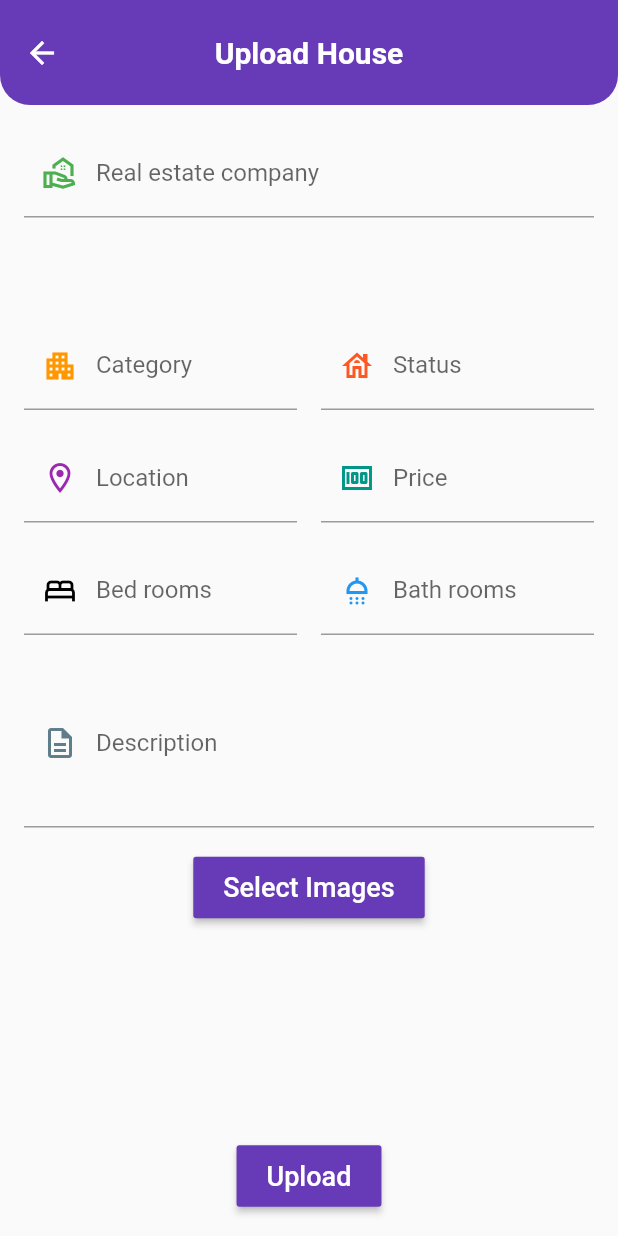
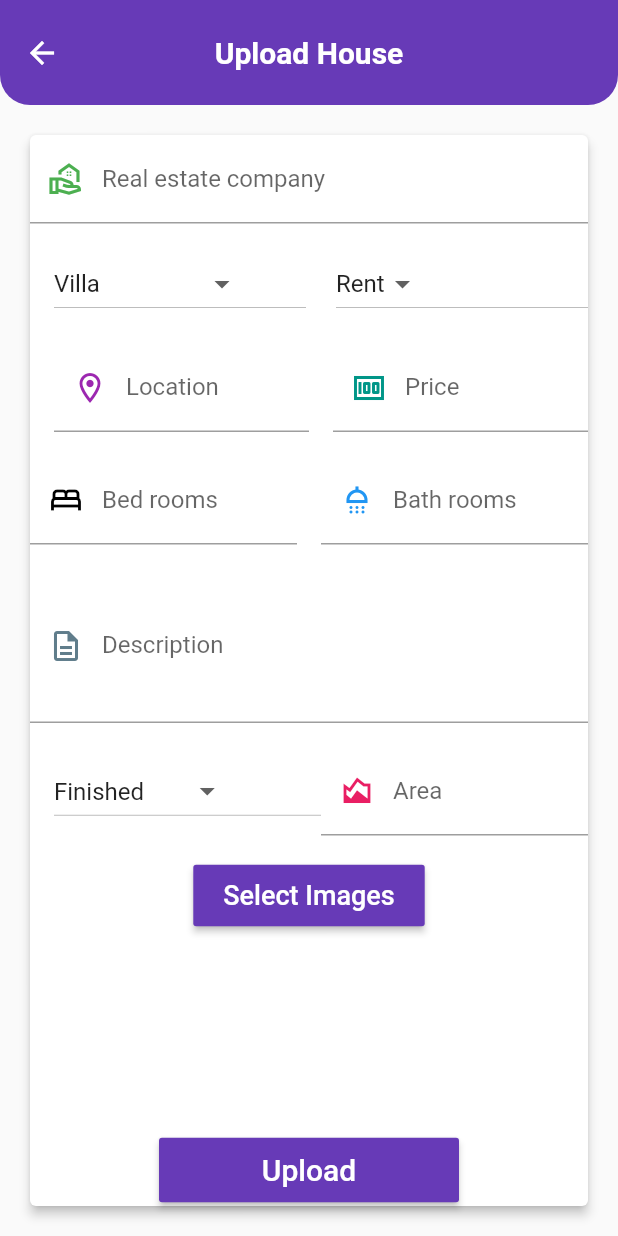
Before and after one commit to Bethelhem6/final-year-project, a Flutter app: the AddHouseScreen screen opened directly, on a phone screen of 412 x 824 dp. Run offline on Flutter 3.47's test engine with Material 2 defaults, Android fonts, the phone set to English and light mode, and no system bars; our stand-ins replace animate_do, cached_network_image, cloud_firestore, dots_indicator, emoji_picker_flutter, firebase_auth and 9 more; missing offline and left inert: flutter_notification_channel; accounts and stored records are empty; network calls fail.

Commit message:
owners portal and upload house modification

```diff
--- a/lib/screens/home/detail_page.dart
+++ b/lib/screens/home/detail_page.dart
@@ -21,12 +21,13 @@ class DetailPage extends StatefulWidget {
     required this.email,
     required this.name,
     required this.ownerImage,
+    required this.area,
   });
   String location;
   String company;
   String status;
   String description;
-
+  int area;
   String dateAdded;
   int price;
   int bedroom;
@@ -209,7 +210,7 @@ class _DetailPageState extends State<DetailPage> {
                     width: 40,
                   ),
                   const VerticalDivider(),
-                  const Text("1000 sq ft.")
+                  Text("${widget.area} sq ft.")
                 ],
               ),
             ),
@@ -258,12 +259,12 @@ class _DetailPageState extends State<DetailPage> {
                     children: [
                       Text(
                         widget.status,
-                        style: const TextStyle(fontSize: 20),
+                        style: const TextStyle(fontSize: 18),
                       ),
                       const SizedBox(
                         height: 5,
                       ),
-                      const Text("Dealing status")
+                      const Text("Status")
                     ],
                   ),
                 ],
@@ -545,7 +546,8 @@ class PhotoScreen extends StatelessWidget {
                 imageBuilder: (context, imageProvider) => PhotoView(
                   imageProvider: imageProvider,
                 ),
-                placeholder: (context, url) => const CircularProgressIndicator(),
+                placeholder: (context, url) =>
+                    const CircularProgressIndicator(),
                 errorWidget: (context, url, error) => const Icon(Icons.error),
               )),
         ),
--- a/lib/screens/home/home_page.dart
+++ b/lib/screens/home/home_page.dart
@@ -4,6 +4,7 @@ import 'package:animate_do/animate_do.dart';
 import 'package:cloud_firestore/cloud_firestore.dart';
 import 'package:dots_indicator/dots_indicator.dart';
 import 'package:final_project/screens/home/view_more.dart';
+import 'package:final_project/screens/my_properties/my_properties.dart';
 import 'package:final_project/screens/review/review_page.dart';
 
 import 'package:firebase_auth/firebase_auth.dart';
@@ -124,7 +125,7 @@ class _HomePageState extends State<HomePage> {
                         MaterialPageRoute(
                           builder: ((context) => const ViewMore(
                                 collection: "houses",
-                                status: "sell",
+                                whatFor: "Sell",
                               )),
                         ));
                   },
@@ -149,7 +150,7 @@ class _HomePageState extends State<HomePage> {
               child: StreamBuilder<QuerySnapshot<Map<String, dynamic>>>(
                 stream: FirebaseFirestore.instance
                     .collection("houses")
-                    .where("status", isEqualTo: "sell")
+                    .where("whatFor", isEqualTo: "Sell")
                     .snapshots(),
                 builder: (context, snapshot) {
                   if (!snapshot.hasData) {
@@ -176,7 +177,7 @@ class _HomePageState extends State<HomePage> {
           StreamBuilder<QuerySnapshot<Map<String, dynamic>>>(
               stream: FirebaseFirestore.instance
                   .collection("houses")
-                  .where("status", isEqualTo: "sell")
+                  .where("whatFor", isEqualTo: "Sell")
                   .snapshots(),
               builder: (context, snapshot) {
                 if (!snapshot.hasData) {
@@ -278,7 +279,7 @@ class _HomePageState extends State<HomePage> {
                       context,
                       MaterialPageRoute(
                         builder: ((context) => const ViewMore(
-                            collection: "houses", status: "rent")),
+                            collection: "houses", whatFor: "Rent")),
                       ));
                 },
                 child: Padding(
@@ -298,7 +299,7 @@ class _HomePageState extends State<HomePage> {
           StreamBuilder<QuerySnapshot<Map<String, dynamic>>>(
               stream: FirebaseFirestore.instance
                   .collection("houses")
-                  .where("status", isEqualTo: "rent")
+                  .where("whatFor", isEqualTo: "Rent")
                   .snapshots(),
               builder: (context, snapshot) {
                 if (!snapshot.hasData) {
@@ -339,6 +340,8 @@ class _HomePageState extends State<HomePage> {
           int bedroom = 0;
           int bathRoom = 0;
           int likes = 0;
+
+          int area = 0;
           String dateAdded = "";
           List imageUrl = [];
           String name = "";
@@ -361,6 +364,7 @@ class _HomePageState extends State<HomePage> {
             dateAdded = doc['dateAdded'];
             imageUrl = doc['imageUrls'];
             ownerImage = doc['ownerImage'];
+            area = doc["area"];
           });
           Navigator.push(
               context,
@@ -378,8 +382,10 @@ class _HomePageState extends State<HomePage> {
                   dateAdded: dateAdded,
                   email: email,
                   ownerImage: ownerImage,
-                    image: imageUrl)),
-          );
+                  image: imageUrl,
+                  area: area,
+                ),
+              ));
         },
         child: Container(
           // padding: const EdgeInsets.only(left: 20),
@@ -469,7 +475,7 @@ class _HomePageState extends State<HomePage> {
             child: StreamBuilder<QuerySnapshot<Map<String, dynamic>>>(
                 stream: FirebaseFirestore.instance
                     .collection("houses")
-                    .where("status", isEqualTo: "sell")
+                    .where("whatFor", isEqualTo: "Sell")
                     .snapshots(),
                 builder: (context, snapshot) {
                   if (!snapshot.hasData) {
@@ -503,7 +509,7 @@ class _HomePageState extends State<HomePage> {
     String name = "";
     String email = "";
     String ownerImage = "";
-
+    int area = 0;
     List image = [];
     return GestureDetector(
       onTap: () {
@@ -522,6 +528,7 @@ class _HomePageState extends State<HomePage> {
           name = data['ownerName'];
           email = data['ownerEmail'];
           ownerImage = data['ownerImage'];
+          area = data["area"];
         });
         print(data['address']);
 
@@ -542,6 +549,7 @@ class _HomePageState extends State<HomePage> {
                     name: name,
                     email: email,
                     ownerImage: ownerImage,
+                    area: area,
                   )),
         );
       },
@@ -737,6 +745,20 @@ class _HomePageState extends State<HomePage> {
             },
           ),
           ListTile(
+            leading: const Icon(Icons.home, color: Colors.deepPurple),
+            title: const Text(
+              ' My properties ',
+              style: TextStyle(fontWeight: FontWeight.normal, fontSize: 16),
+            ),
+            onTap: () {
+              Navigator.push(
+                  context,
+                  MaterialPageRoute(
+                      builder: ((context) => const MyProperties())));
+              // Navigator.pop(context);
+            },
+          ),
+          ListTile(
             leading: const Icon(Icons.message, color: Colors.pink),
             title: const Text(
               ' Contact Users ',
--- a/lib/screens/home/view_more.dart
+++ b/lib/screens/home/view_more.dart
@@ -4,9 +4,9 @@ import 'package:flutter/material.dart';
 
 class ViewMore extends StatefulWidget {
   final String collection;
-  final String status;
+  final String whatFor;
 
-  const ViewMore({Key? key, required this.collection, required this.status})
+  const ViewMore({Key? key, required this.collection, required this.whatFor})
       : super(key: key);
 
   @override
@@ -33,7 +33,7 @@ class _ViewMoreState extends State<ViewMore> {
       body: StreamBuilder<QuerySnapshot<Map<String, dynamic>>>(
           stream: FirebaseFirestore.instance
               .collection(widget.collection)
-              .where("status", isEqualTo: widget.status)
+              .where("whatFor", isEqualTo: widget.whatFor)
               .snapshots(),
           builder: (context, snapshot) {
             if (snapshot.data == null) {
@@ -56,7 +56,7 @@ class _ViewMoreState extends State<ViewMore> {
                       onTap: () {
                         String location = "";
                         String company = '';
-                        String status = '';
+                        String whatFor = '';
                         String description = '';
                         int price = 0;
                         int bedroom = 0;
@@ -67,6 +67,8 @@ class _ViewMoreState extends State<ViewMore> {
                         String name = "";
                         String email = "";
                         String ownerImage = "";
+                        int area = 0;
+                        String status = "";
 
                         setState(() {
                           location = data[index]["address"];
@@ -80,10 +82,12 @@ class _ViewMoreState extends State<ViewMore> {
                           description = data[index]['description'];
                           location = data[index]['address'];
                           price = data[index]['price'];
-                          status = data[index]['status'];
+                          whatFor = data[index]['whatFor'];
                           dateAdded = data[index]['dateAdded'];
                           imageUrl = data[index]['imageUrls'];
                           ownerImage = data[index]['ownerImage'];
+                          area = data[index]["area"];
+                          status = data[index]['status'];
                         });
                         Navigator.push(
                           context,
@@ -101,7 +105,9 @@ class _ViewMoreState extends State<ViewMore> {
                                     dateAdded: dateAdded,
                                     email: email,
                                     ownerImage: ownerImage,
-                                  image: imageUrl)),
+                                    image: imageUrl,
+                                    area: area,
+                                  )),
                         );
                       },
                       child: Container(
--- a/lib/screens/post_property/add_property.dart
+++ b/lib/screens/post_property/add_property.dart
@@ -10,12 +10,15 @@ import 'package:uuid/uuid.dart';
 
 class House {
   final String id;
+  final String whatFor;
   final String address;
   final String companyName;
   final String category;
   final String status;
   final int bedRooms;
   final int bathRoom;
+
+  final int area;
   final String dateAdded;
   final int likes;
   final String description;
@@ -28,6 +31,8 @@ class House {
 
   House({
     required this.id,
+    required this.area,
+    required this.whatFor,
     required this.address,
     required this.price,
     required this.imageUrls,
@@ -46,7 +51,7 @@ class House {
 
   Map<String, dynamic> toMap() {
     return {
-      'id':id,
+      'id': id,
       'address': address,
       'price': price,
       'imageUrls': imageUrls,
@@ -61,6 +66,8 @@ class House {
       'ownerName': ownerName,
       'ownerEmail': ownerEmail,
       'ownerImage': ownerImage,
+      "whatFor": whatFor,
+      "area": area,
     };
   }
 }
@@ -75,7 +82,7 @@ class _AddHouseScreenState extends State<AddHouseScreen> {
   final TextEditingController _priceController = TextEditingController();
 
   final TextEditingController _companyNameController = TextEditingController();
-  final TextEditingController _categoryController = TextEditingController();
+  final TextEditingController _areaController = TextEditingController();
   final TextEditingController _statusController = TextEditingController();
   final TextEditingController _bedRoomController = TextEditingController();
   final TextEditingController _bathRoomController = TextEditingController();
@@ -106,6 +113,37 @@ class _AddHouseScreenState extends State<AddHouseScreen> {
       _email = userDocs.get('email');
       _image = userDocs.get('image');
     });
+  }
+
+  String category = 'Villa';
+  List<DropdownMenuItem<String>> get categories {
+    List<DropdownMenuItem<String>> menuItems = [
+      const DropdownMenuItem(value: "Villa", child: Text("Villa")),
+      const DropdownMenuItem(value: "Apartment", child: Text("Apartment")),
+      const DropdownMenuItem(value: "Real estate", child: Text("Real estate")),
+      const DropdownMenuItem(value: "Condominium", child: Text("Condominium")),
+    ];
+    return menuItems;
+  }
+
+  String whatFor = 'Rent';
+  List<DropdownMenuItem<String>> get options {
+    List<DropdownMenuItem<String>> menuItems = [
+      const DropdownMenuItem(value: "Rent", child: Text("Rent")),
+      const DropdownMenuItem(value: "Sell", child: Text("Sell")),
+    ];
+    return menuItems;
+  }
+
+  String status = 'Finished';
+  List<DropdownMenuItem<String>> get statuses {
+    List<DropdownMenuItem<String>> menuItems = [
+      const DropdownMenuItem(value: "Finished", child: Text("Finished")),
+      const DropdownMenuItem(
+          value: "Half-finished", child: Text("Half-finished")),
+      // const DropdownMenuItem(value: "Half-finished", child: Text("Half-finished")),
+    ];
+    return menuItems;
   }
 
   @override
@@ -142,17 +180,19 @@ class _AddHouseScreenState extends State<AddHouseScreen> {
   }
 
   Future<void> _uploadHouse() async {
+    print(category);
+
     if (_formKey.currentState!.validate()) {
       setState(() {
         _isLoading = true;
       });
-      var uuid = Uuid();
+      var uuid = const Uuid();
       String houseId = uuid.v4();
       final String address = _addressController.text;
       final int price = int.parse(_priceController.text);
       final String companyName = _companyNameController.text;
-      final String category = _categoryController.text;
-      final String status = _statusController.text;
+      final int area = int.parse(_areaController.text);
+      // final String status = _statusController.text;
 
       final int bedRooms = int.parse(_bedRoomController.text);
 
@@ -168,7 +208,7 @@ class _AddHouseScreenState extends State<AddHouseScreen> {
       List<String> imageUrls = await _uploadImages(_selectedImages);
 
       House house = House(
-        id:houseId ,
+          id: houseId,
           address: address,
           price: price,
           imageUrls: imageUrls,
@@ -183,7 +223,8 @@ class _AddHouseScreenState extends State<AddHouseScreen> {
           ownerName: _name,
           ownerEmail: _email,
           ownerImage: _image,
-      );
+          area: area,
+          whatFor: whatFor);
 
       try {
         await housesCollection.add(house.toMap());
@@ -194,7 +235,7 @@ class _AddHouseScreenState extends State<AddHouseScreen> {
         _priceController.clear();
         _bathRoomController.clear();
         _bedRoomController.clear();
-        _categoryController.clear();
+        _areaController.clear();
         _companyNameController.clear();
         _statusController.clear();
         _descriptionController.clear();
@@ -218,6 +259,7 @@ class _AddHouseScreenState extends State<AddHouseScreen> {
   @override
   Widget build(BuildContext context) {
     return Scaffold(
+      // backgroundColor: Colors.deepPurple[100],
       appBar: AppBar(
         backgroundColor: Colors.deepPurple,
         toolbarHeight: 70,
@@ -237,7 +279,12 @@ class _AddHouseScreenState extends State<AddHouseScreen> {
         padding: const EdgeInsets.all(16.0),
         child: Form(
             key: _formKey,
+            child: Card(
+              elevation: 3,
               child: Column(
+                children: [
+                  Row(
+                    mainAxisAlignment: MainAxisAlignment.spaceBetween,
                     children: [
                       Expanded(
                         child: TextFormField(
@@ -255,49 +302,41 @@ class _AddHouseScreenState extends State<AddHouseScreen> {
                           },
                         ),
                       ),
+                    ],
+                  ),
                   const SizedBox(height: 16.0),
                   Row(
+                    mainAxisAlignment: MainAxisAlignment.spaceBetween,
                     children: [
-                    Expanded(
-                      child: TextFormField(
-                        controller: _categoryController,
-                        decoration: const InputDecoration(
-                          labelText: 'Category',
-                          prefixIcon: Icon(Icons.apartment_outlined,
-                              color: Colors.orange),
-                        ),
-                        validator: (value) {
-                          if (value!.isEmpty) {
-                            return 'Please enter property category';
-                          }
-                          return null;
-                        },
-                      ),
-                    ),
                       const SizedBox(width: 16.0),
                       Expanded(
-                      child: TextFormField(
-                        controller: _statusController,
-                        decoration: const InputDecoration(
-                          labelText: 'Status',
-                          prefixIcon: Icon(
-                            Icons.house_outlined,
-                            color: Colors.deepOrange,
+                          child: DropdownButton(
+                        value: category,
+                        onChanged: (String? newValue) {
+                          setState(() {
+                            category = newValue!;
+                          });
+                        },
+                        items: categories,
+                      )),
+                      const SizedBox(
+                        width: 20,
                       ),
-                        ),
-                        validator: (value) {
-                          if (value!.isEmpty) {
-                            return 'Please enter status';
-                          }
-                          return null;
+                      Expanded(
+                          child: DropdownButton(
+                              value: whatFor,
+                              onChanged: (String? newValue) {
+                                setState(() {
+                                  whatFor = newValue!;
+                                });
                               },
-                      ),
-                    ),
+                              items: options)),
                     ],
                   ),
                   const SizedBox(height: 16.0),
                   Row(
                     children: [
+                      const SizedBox(width: 16.0),
                       Expanded(
                         child: TextFormField(
                           controller: _addressController,
@@ -392,9 +431,48 @@ class _AddHouseScreenState extends State<AddHouseScreen> {
                     ),
                   ),
                   const SizedBox(height: 16.0),
+
+                  Row(
+                    children: [
+                      const SizedBox(width: 16.0),
+                      Expanded(
+                        child: DropdownButton(
+                          value: status,
+                          onChanged: (String? newValue) {
+                            setState(() {
+                              status = newValue!;
+                            });
+                          },
+                          items: statuses,
+                        ),
+                      ),
+                      Expanded(
+                        child: TextFormField(
+                          controller: _areaController,
+                          decoration: const InputDecoration(
+                            labelText: 'Area',
+                            prefixIcon: Icon(Icons.area_chart_outlined,
+                                color: Colors.pink),
+                          ),
+                          keyboardType: TextInputType.number,
+                          validator: (value) {
+                            if (value!.isEmpty) {
+                              return 'Please enter property size';
+                            }
+                            return null;
+                          },
+                        ),
+                      ),
+                    ],
+                  ),
+                  const SizedBox(
+                    height: 16,
+                  ),
+
+                  // const
                   MaterialButton(
-                  padding:
-                      const EdgeInsets.symmetric(vertical: 10, horizontal: 20),
+                    padding: const EdgeInsets.symmetric(
+                        vertical: 10, horizontal: 20),
                     color: Colors.deepPurple,
                     onPressed: _selectImage,
                     child: const Text(
@@ -413,8 +491,9 @@ class _AddHouseScreenState extends State<AddHouseScreen> {
                   ),
                   const SizedBox(height: 16.0),
                   MaterialButton(
-                  padding:
-                      const EdgeInsets.symmetric(vertical: 10, horizontal: 20),
+                    minWidth: 200,
+                    padding: const EdgeInsets.symmetric(
+                        vertical: 10, horizontal: 20),
                     color: Colors.deepPurple,
                     onPressed: _uploadHouse,
                     child: _isLoading
@@ -425,10 +504,11 @@ class _AddHouseScreenState extends State<AddHouseScreen> {
                           )
                         : const Text(
                             'Upload',
-                          style: TextStyle(color: Colors.white, fontSize: 18),
+                            style: TextStyle(color: Colors.white, fontSize: 20),
                           ),
                   )
                 ],
+              ),
             )),
       ),
     );
```
Also changed, not shown: lib/main.dart (+16 -12 lines), lib/screens/my_properties/my_properties.dart (added, +184 -0 lines). Lines whose indentation alone changed are shown as unchanged.
